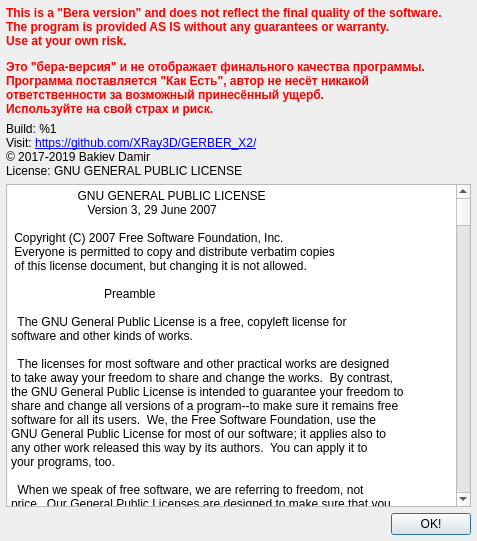
Qt form G2G/aboutform.ui (XRay3D/GERBER_X3) before a commit.
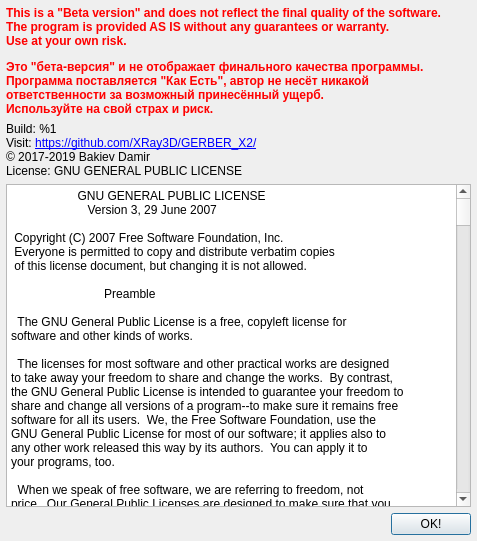
The same form after that commit.

Patch:
```diff
--- a/G2G/aboutform.ui
+++ b/G2G/aboutform.ui
@@ -29,7 +29,7 @@
    <item>
     <widget class="QLabel" name="label_2">
      <property name="text">
-      <string>&lt;html&gt;&lt;head/&gt;&lt;body&gt;&lt;p&gt;&lt;span style=&quot; font-weight:600; color:#ff0000;&quot;&gt;This is a &amp;quot;Bera version&amp;quot; and does not reflect the final quality of the software.&lt;br/&gt;The program is provided AS IS without any guarantees or warranty.&lt;br/&gt;Use at your own risk.&lt;/span&gt;&lt;/p&gt;&lt;p&gt;&lt;span style=&quot; font-weight:600; color:#ff0000;&quot;&gt;Это &amp;quot;бера-версия&amp;quot; и не отображает финального качества программы.&lt;br/&gt;Программа поставляется &amp;quot;Как Есть&amp;quot;, автор не несёт никакой ответственности за возможный принесённый ущерб.&lt;br/&gt;Используйте на свой страх и риск.&lt;/span&gt;&lt;/p&gt;&lt;/body&gt;&lt;/html&gt;</string>
+      <string>&lt;html&gt;&lt;head/&gt;&lt;body&gt;&lt;p&gt;&lt;span style=&quot; font-weight:600; color:#ff0000;&quot;&gt;This is a &amp;quot;Beta version&amp;quot; and does not reflect the final quality of the software.&lt;br/&gt;The program is provided AS IS without any guarantees or warranty.&lt;br/&gt;Use at your own risk.&lt;/span&gt;&lt;/p&gt;&lt;p&gt;&lt;span style=&quot; font-weight:600; color:#ff0000;&quot;&gt;Это &amp;quot;бета-версия&amp;quot; и не отображает финального качества программы.&lt;br/&gt;Программа поставляется &amp;quot;Как Есть&amp;quot;, автор не несёт никакой ответственности за возможный принесённый ущерб.&lt;br/&gt;Используйте на свой страх и риск.&lt;/span&gt;&lt;/p&gt;&lt;/body&gt;&lt;/html&gt;</string>
      </property>
      <property name="wordWrap">
       <bool>true</bool>
```
